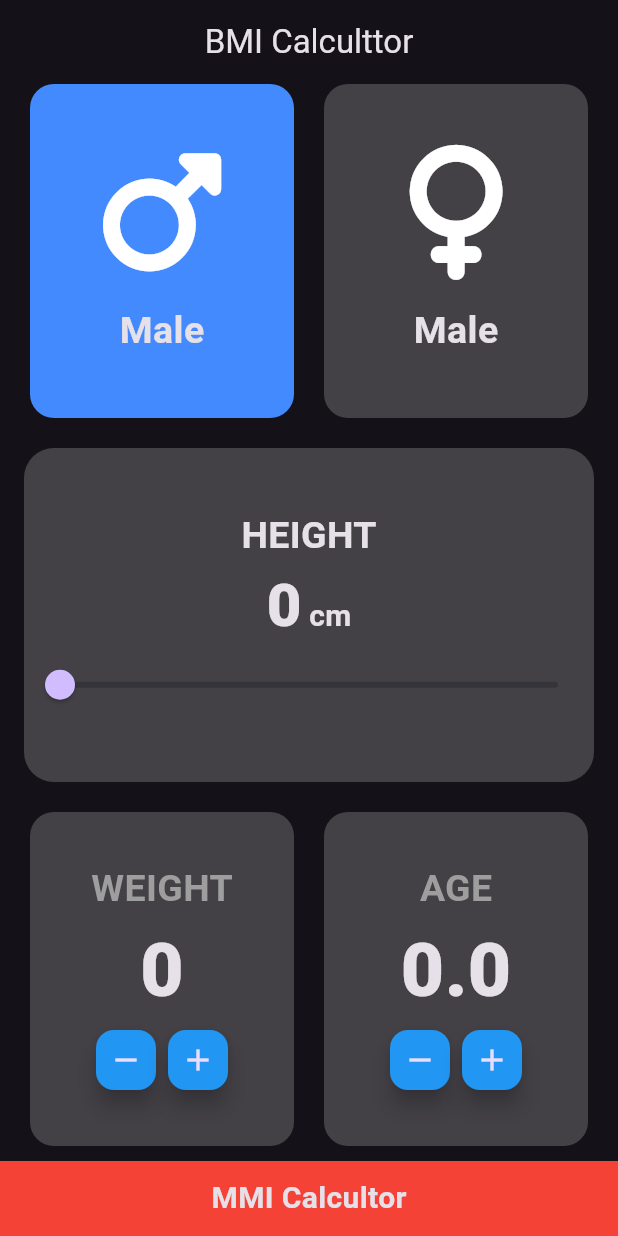
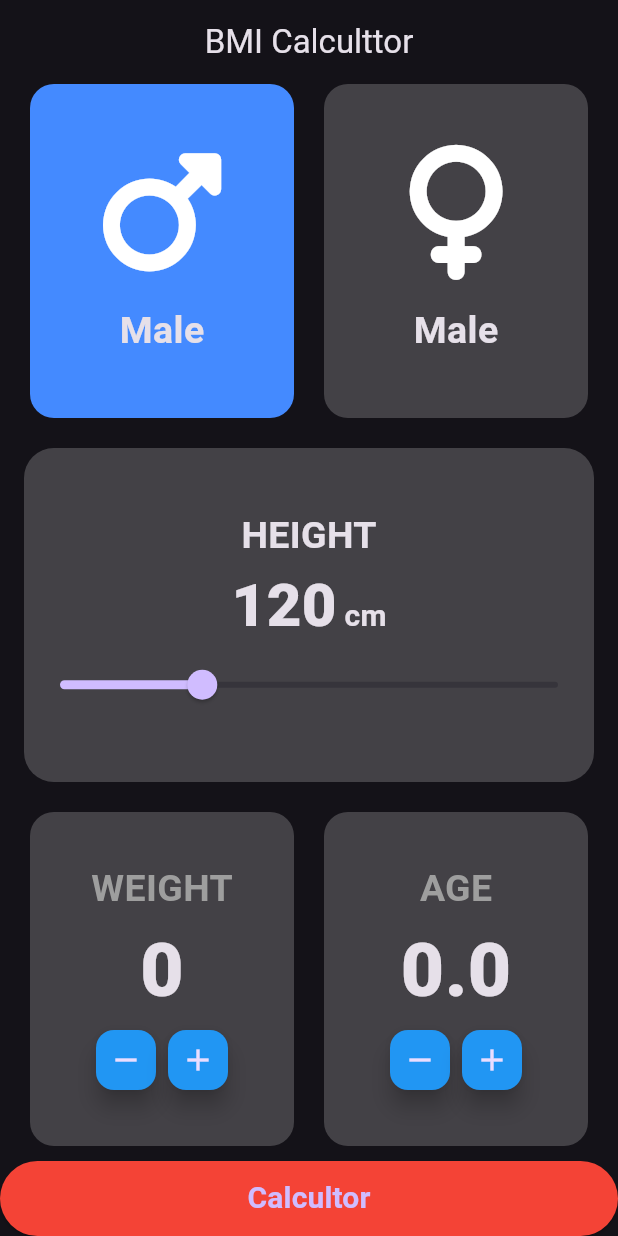
Before and after one commit to ali4hassan9ali2022/BMI_Calcultor, a Flutter app: the screen it shows after launch, on a phone screen of 412 x 824 dp. Run offline on Flutter 3.47's test engine with Material 3 defaults, Android fonts, the phone set to English and light mode, and no system bars; our stand-ins replace font_awesome_flutter.

Commit message:
edit custom button

```diff
--- a/lib/Views/Widgets/custom_button.dart
+++ b/lib/Views/Widgets/custom_button.dart
@@ -1,23 +1,19 @@
 import 'package:flutter/material.dart';
 
 class CustomButton extends StatelessWidget {
-  const CustomButton({
-    super.key, required this.onTap,
-  });
-final VoidCallback onTap;
+  const CustomButton({super.key, required this.onPressed});
+  final Function() onPressed;
   @override
   Widget build(BuildContext context) {
-    return GestureDetector(
-      onTap: onTap,
-      child: Container(
-        width: double.infinity,
-        height: 50,
-        decoration: const BoxDecoration(color: Colors.red),
-        child: const Center(
-          child: Text(
-            "MMI Calcultor",
-            style: TextStyle(fontSize: 20, fontWeight: FontWeight.bold),
-          ),
+    return SizedBox(
+      width: double.infinity,
+      height: 50,
+      child: ElevatedButton(
+        style: ElevatedButton.styleFrom(backgroundColor: Colors.red),
+        onPressed: onPressed,
+        child: const Text(
+          "Calcultor",
+          style: TextStyle(fontSize: 20, fontWeight: FontWeight.bold),
         ),
       ),
     );
--- a/lib/Views/Widgets/custom_item.dart
+++ b/lib/Views/Widgets/custom_item.dart
@@ -38,12 +38,14 @@ class CustomItem extends StatelessWidget {
             mainAxisAlignment: MainAxisAlignment.center,
             children: [
               FloatingActionButton(
+                heroTag: "remove",
                 backgroundColor: Colors.blue,
                 mini: true,
                 onPressed: onPressedRemove,
                 child: const Icon(Icons.remove),
               ),
               FloatingActionButton(
+                heroTag: "Add",
                 backgroundColor: Colors.blue,
                 mini: true,
                 onPressed: onPressedAdd,
--- a/lib/Views/Widgets/section_height.dart
+++ b/lib/Views/Widgets/section_height.dart
@@ -1,9 +1,9 @@
 import 'package:flutter/material.dart';
 
-// ignore: must_be_immutable
+
 class SectionHeight extends StatefulWidget {
    SectionHeight({super.key, required this.height});
-double height;
+  double height;
   @override
   State<SectionHeight> createState() => _SectionHeightState();
 }
--- a/lib/Views/home_view.dart
+++ b/lib/Views/home_view.dart
@@ -1,23 +1,18 @@
-import 'dart:math';
-
 import 'package:bmi_calcultor/Views/Widgets/custom_button.dart';
 import 'package:bmi_calcultor/Views/Widgets/section_height.dart';
 import 'package:bmi_calcultor/Views/Widgets/section_gender.dart';
 import 'package:bmi_calcultor/Views/Widgets/weight_and_age_section.dart';
+import 'package:bmi_calcultor/Views/calcultor_view.dart';
+import 'package:bmi_calcultor/Views/test/yara_view.dart';
 import 'package:flutter/material.dart';
 
-class HomeView extends StatefulWidget {
+class HomeView extends StatelessWidget {
   const HomeView({super.key});
+  static double weight = 0;
+  static double age = 0;
+  static double height = 120;
+  static bool isActive = true;
 
-  @override
-  State<HomeView> createState() => _HomeViewState();
-}
-
-class _HomeViewState extends State<HomeView> {
-  double weight = 0;
-  double age = 0;
-  double height = 0;
-  bool isActive = true;
   @override
   Widget build(BuildContext context) {
     return Scaffold(
@@ -31,13 +26,19 @@ class _HomeViewState extends State<HomeView> {
           const Expanded(child: ScetionGender()),
 
           const SizedBox(height: 20),
-          Expanded(child: SectionHeight(height: height,)),
+          Expanded(child: SectionHeight(height: height)),
           const SizedBox(height: 20),
           Expanded(child: WeightAndAgeSection(age: age, weight: weight)),
           const SizedBox(height: 10),
-          CustomButton(onTap: () {
-            double result = weight / pow(height / 100, 2);
-          }),
+          CustomButton(
+            onPressed: () {
+              // double result = weight / pow(height / 100, 2);
+              Navigator.push(
+                context,
+                MaterialPageRoute(builder: (context) => const YaraView()),
+              );
+            },
+          ),
         ],
       ),
     );
```
Also changed, not shown: lib/Views/calcultor_view.dart (added, +36 -0 lines), lib/Views/result_view.dart (deleted, +0 -15 lines), 2 other files.
